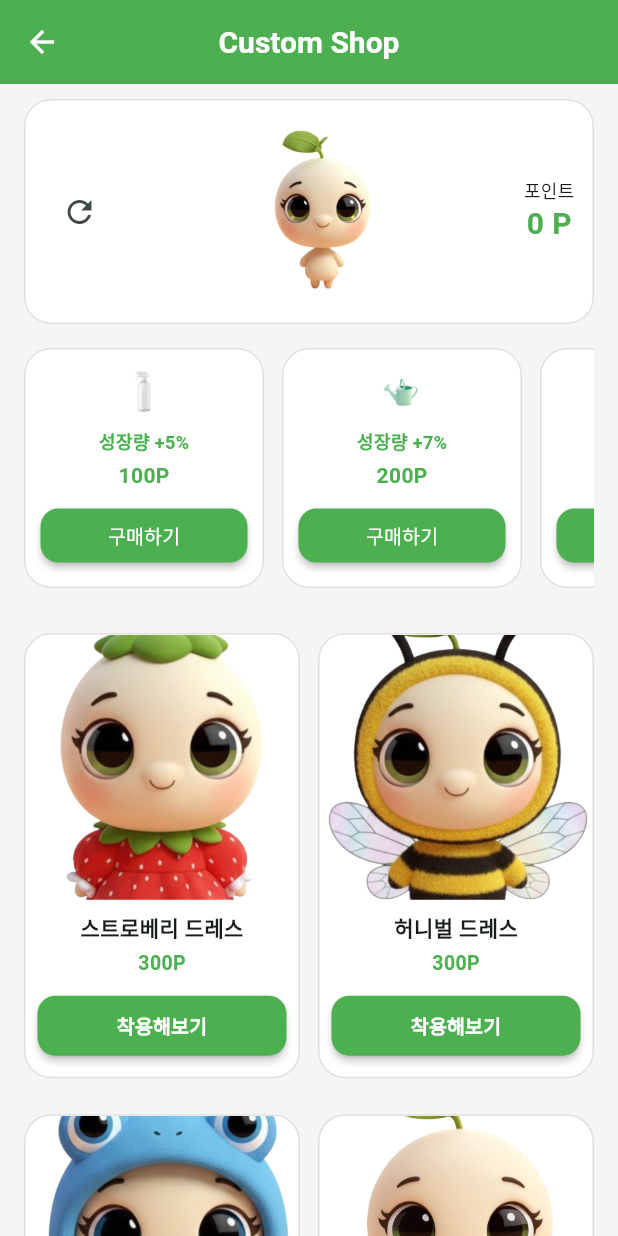
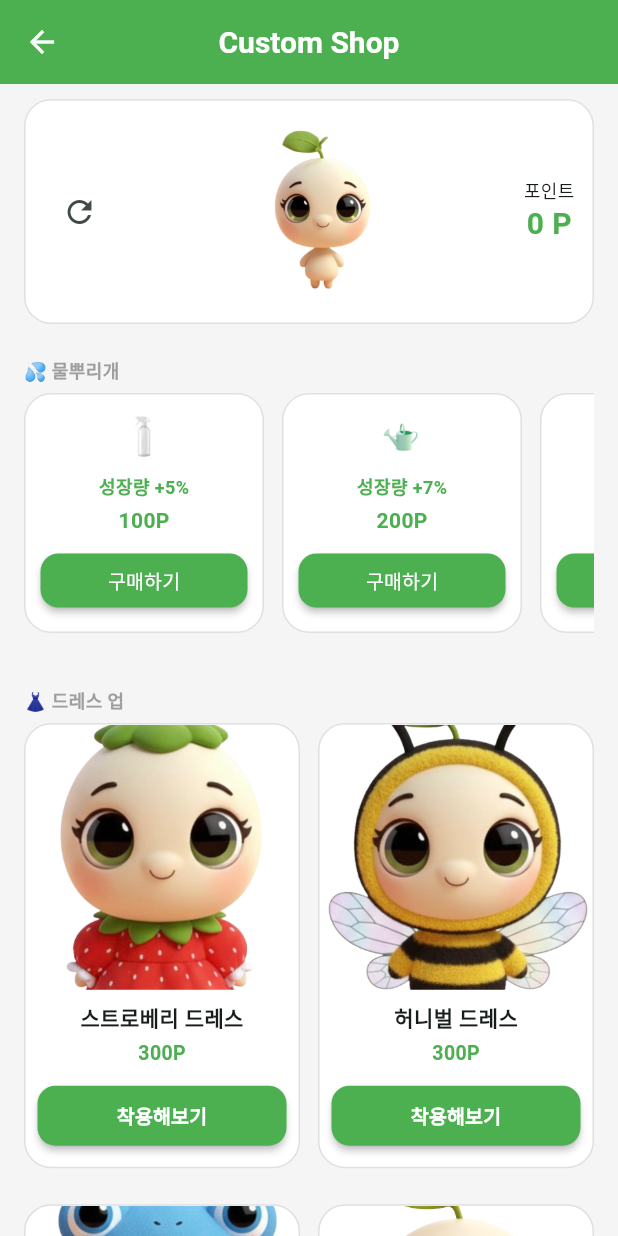
Before and after one commit to twodpsk/eco_recycle, a Flutter app: the ShopScreen screen opened directly, on a phone screen of 412 x 824 dp. Run offline on Flutter 3.47's test engine with Material 3 defaults, Android fonts, the phone set to English and light mode, and no system bars; our stand-ins replace camera, cloud_firestore, firebase_auth, firebase_core, firebase_storage, flutter_tts and 8 more; missing offline and left inert: tflite_flutter; accounts and stored records are empty; network calls fail; Roboto replaces fonts that are missing (Pretendard).

Commit message:
Save all project updates: ShopScreen, MapView, EcoParticipation, assets

```diff
--- a/assets/labels.txt
+++ b/assets/labels.txt
@@ -1,6 +1,6 @@
-0 박스/골판지
+0 박스
 1 유리병
-2 플라스틱
-3 일반 쓰레기/비닐
-4 캔/금속
-5 종이
+2 금속/캔
+3 종이
+4 플라스틱
+5 일반쓰레기
--- a/lib/home/home_screen.dart
+++ b/lib/home/home_screen.dart
@@ -282,21 +282,21 @@ class _HomeScreenState extends State<HomeScreen> {
                           width: 200,
                           child: ShortsTipsWidget(
                               videoId: 'jBmjwMbgcQ8',
-                              title: '분리수거 간단한 팁'),
+                              title: '       분리수거 간단한 팁'),
                         ),
                         const SizedBox(width: 10),
                         SizedBox(
                           width: 200,
                           child: ShortsTipsWidget(
                               videoId: 'N2SmNNjqjkQ',
-                              title: '깨진 유리병 안전하게 버리는 법'),
+                              title: '깨진 유리병 안전하게 버리기'),
                         ),
                         const SizedBox(width: 10),
                         SizedBox(
                           width: 200,
                           child: ShortsTipsWidget(
                               videoId: 'J75SzKhnADA',
-                              title: '분리수거 꿀템'),
+                              title: '          분리수거 꿀템'),
                         ),
                       ],
                     ),
--- a/lib/shop/shop_screen.dart
+++ b/lib/shop/shop_screen.dart
@@ -179,7 +179,22 @@ class _ShopScreenState extends State<ShopScreen> {
 
               children: [
                 //------------------------------------
-                //        스프레이 섹션
+                // 스프레이 영역 제목
+                //------------------------------------
+                const Padding(
+                  padding: EdgeInsets.symmetric(vertical: 6),
+                  child: Text(
+                    "💦 물뿌리개",
+                    style: TextStyle(
+                      fontSize: 12,
+                      fontWeight: FontWeight.bold,
+                      color: Colors.grey,
+                    ),
+                  ),
+                ),
+
+                //------------------------------------
+                // 스프레이 섹션
                 //------------------------------------
                 SizedBox(
                   height: 160,
@@ -250,7 +265,22 @@ class _ShopScreenState extends State<ShopScreen> {
                 const SizedBox(height: 30),
 
                 //------------------------------------
-                //        드레스 섹션
+                // 드레스 영역 제목
+                //------------------------------------
+                const Padding(
+                  padding: EdgeInsets.symmetric(vertical: 6),
+                  child: Text(
+                    "👗 드레스 업",
+                    style: TextStyle(
+                      fontSize: 12,
+                      fontWeight: FontWeight.bold,
+                      color: Colors.grey,
+                    ),
+                  ),
+                ),
+
+                //------------------------------------
+                // 드레스 섹션
                 //------------------------------------
                 GridView.builder(
                   shrinkWrap: true,
@@ -267,12 +297,14 @@ class _ShopScreenState extends State<ShopScreen> {
                     final int state = dressState[index];
 
                     String btnText;
-                    Color btnColor = Colors.green;
+                    Color btnColor;
 
                     if (state == 0) {
                       btnText = "착용해보기";
+                      btnColor = Colors.green;
                     } else if (state == 1) {
                       btnText = "구매하기";
+                      btnColor = Colors.red; // 착용해보기 → 구매하기 시 빨강
                     } else {
                       btnText = "착용 중";
                       btnColor = Colors.grey;
@@ -327,12 +359,11 @@ class _ShopScreenState extends State<ShopScreen> {
                                   ? null
                                   : () async {
                                 if (state == 0) {
-                                  // 착용해보기 → 구매하기
                                   setState(() {
                                     for (int i = 0; i < dressState.length; i++) {
                                       if (dressState[i] != 2) dressState[i] = 0;
                                     }
-                                    dressState[index] = 1;
+                                    dressState[index] = 1; // 착용해보기 → 구매하기
                                     topImage = dress['image'];
                                   });
                                   return;
```
Also changed, not shown: lib/home/eco_participation.dart (+54 -21 lines), 1 other file.
